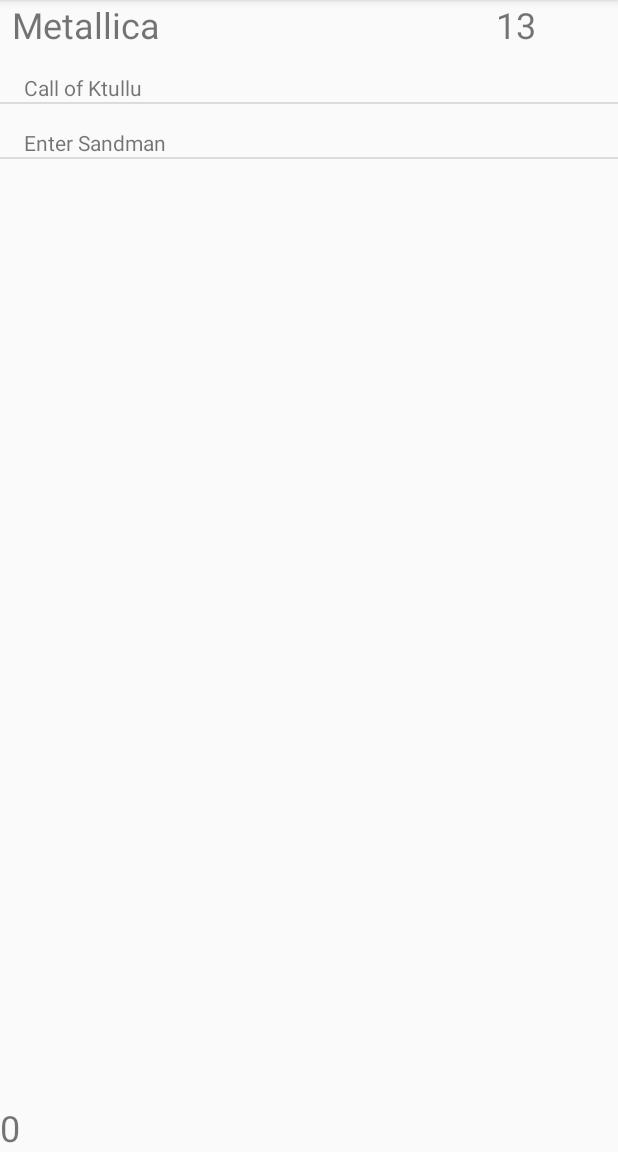
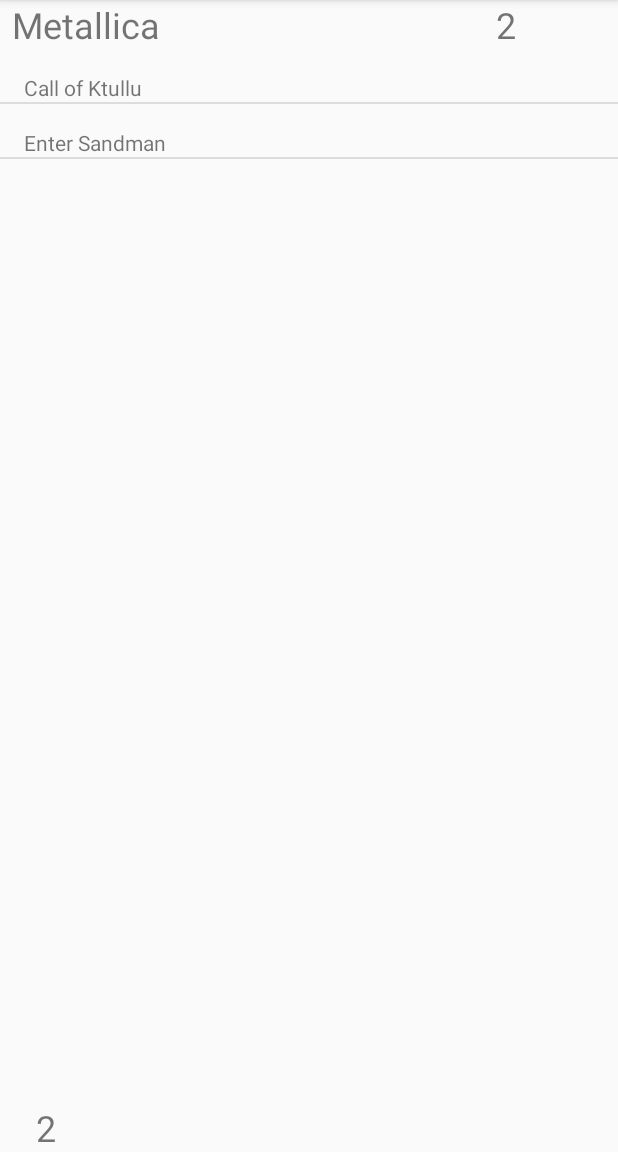
Before and after one commit to wojtekno/WMPlayer, an Android app: the screen it shows after launch (SongListActivity), after a tap on "Metallica", on a phone screen of 412 x 824 dp, the part 84-1236 px from its top. Run offline under Robolectric (Android 15) with nearby library versions, the phone set to English and light mode, and no system bars.

Commit message:
Implement Parcelabel to Author.java and Song.java, pass it via intent

```diff
--- a/app/src/main/java/com/example/android/wmplayer/Author.java
+++ b/app/src/main/java/com/example/android/wmplayer/Author.java
@@ -14,24 +14,20 @@ public class Author implements Parcelable {
     private final String TAG = "Author.java";
     private String authorName;
     private int authorIndex;
-    private static int numberOfAuthors = 0;
-    private int numberOfTracks;
     private ArrayList<Song> songsOfAuthor;
 
     public Author(String name) {
         this.authorName = name;
-        this.authorIndex = numberOfAuthors;
         songsOfAuthor = new ArrayList<Song>();
-        numberOfAuthors++;
         Log.v(TAG, "public Author(String name):this.getAuthorIndex()): " + this.getAuthorIndex());
-        Log.v(TAG, "public Author(String name):Author.getNumberOfAuthors(): " + Author.getNumberOfAuthors());
     }
 
     protected Author(Parcel in) {
         authorName = in.readString();
         authorIndex = in.readInt();
-        numberOfTracks = in.readInt();
-            }
+        songsOfAuthor = in.createTypedArrayList(Song.CREATOR);
+
+    }
 
     public static final Creator<Author> CREATOR = new Creator<Author>() {
         @Override
@@ -49,24 +45,9 @@ public class Author implements Parcelable {
         return authorName;
     }
 
-    public static int getNumberOfAuthors() {
-        return numberOfAuthors;
-    }
 
     public int getAuthorIndex() {
         return authorIndex;
-    }
-
-    public int getNumberOfTracks() {
-        return numberOfTracks;
-    }
-
-    public void setNumberOfTracks(int numberOfTracks) {
-        this.numberOfTracks = numberOfTracks;
-    }
-
-    public static void resetNumberOfAuthors() {
-        numberOfAuthors = 0;
     }
 
     public void addSong(Song song) {
@@ -90,6 +71,7 @@ public class Author implements Parcelable {
     public void writeToParcel(Parcel parcel, int i) {
         parcel.writeString(authorName);
         parcel.writeInt(authorIndex);
-        parcel.writeInt(numberOfTracks);
-            }
+        parcel.writeTypedList(songsOfAuthor);
+//        parcel.writeInt(numberOfTracks);
+    }
 }
--- a/app/src/main/java/com/example/android/wmplayer/AuthorListAdapter.java
+++ b/app/src/main/java/com/example/android/wmplayer/AuthorListAdapter.java
@@ -27,7 +27,7 @@ public class AuthorListAdapter extends ArrayAdapter<Author> {
 
     @NonNull
     @Override
-    public View getView(int position, @Nullable View convertView, @NonNull ViewGroup parent) {
+    public View getView(final int position, @Nullable View convertView, @NonNull ViewGroup parent) {
 
         // Check if the existing view is being reused, otherwise inflate the view
         View listItemView = convertView;
@@ -41,17 +41,13 @@ public class AuthorListAdapter extends ArrayAdapter<Author> {
 
         // Find the TextView in the list_item.xml layout with the ID version_name
         TextView authorsName = (TextView) listItemView.findViewById(R.id.authors_name_tv);
-        // Get the version name from the current AndroidFlavor object and
-        // set this text on the name TextView
         authorsName.setText(currentAuthor.getAuthorName());
 
-        //TODO implementować tu czy w MainActivity?  implement it here or in MainActivity?
-        //TODO jakie param przekazać?  what params to pass?
-        authorsName.setOnClickListener(new View.OnClickListener() {
+
+        listItemView.setOnClickListener(new View.OnClickListener() {
             @Override
             public void onClick(View view) {
-//                callback.onItemClick(getPosition(currentAuthor), currentAuthor);
-            callback.onItemClick(getPosition(currentAuthor));
+                callback.onItemClick(position);
             }
         });
         // Find the TextView in the list_item.xml layout with the ID version_number
@@ -59,14 +55,6 @@ public class AuthorListAdapter extends ArrayAdapter<Author> {
         // Get the version number from the current AndroidFlavor object and
         // set this text on the number TextView
         numberOfTracks.setText(String.valueOf(currentAuthor.getSongsOfAuthor().size()));
-//        numberOfTracks.setText("6");
-
-
-//        // Find the ImageView in the list_item.xml layout with the ID list_item_icon
-//        ImageView iconView = (ImageView) listItemView.findViewById(R.id.list_item_icon);
-//        // Get the image resource ID from the current AndroidFlavor object and
-//        // set the image to iconView
-//        iconView.smageResource(currentAuthor.getImageResourceId());
 
         // Return the whole list item layout (containing 2 TextViews and an ImageView)
         // so that it can be shown in the ListView
@@ -77,7 +65,7 @@ public class AuthorListAdapter extends ArrayAdapter<Author> {
 
     //TODO what params to pass?
     public interface OnAuthorItemClickListener {
-//        public void onItemClick(int position, Author currentAuthor);
+        //        public void onItemClick(int position, Author currentAuthor);
         void onItemClick(int position);
 
     }
--- a/app/src/main/java/com/example/android/wmplayer/MainActivity.java
+++ b/app/src/main/java/com/example/android/wmplayer/MainActivity.java
@@ -3,7 +3,7 @@ package com.example.android.wmplayer;
 import android.content.Intent;
 import android.os.Bundle;
 import android.support.v7.app.AppCompatActivity;
-import android.util.Log;
+import android.view.View;
 import android.widget.GridView;
 import android.widget.TextView;
 
@@ -14,12 +14,12 @@ public class MainActivity extends AppCompatActivity {
     ArrayList<Author> authorDB;
     ArrayList<Song> songDB;
     MusicLibrary musicLibrary;
-
+    Song nowPlayingSong;
+    TextView nowPlayingTV;
     @Override
     protected void onCreate(Bundle savedInstanceState) {
         super.onCreate(savedInstanceState);
         setContentView(R.layout.activity_main);
-
 
 
         musicLibrary = new MusicLibrary();
@@ -30,50 +30,27 @@ public class MainActivity extends AppCompatActivity {
 
         authorDB = musicLibrary.getAuthorDB();
 
-        TextView testTV = findViewById(R.id.now_playing_tv);
-        testTV.setText(String.valueOf(authorDB.size())+ String.valueOf(authorDB.get(1).getSongsOfAuthor().size()));
-//        authorDB.add(new Author("BonJovi", 13));
-//        authorDB.add(new Author("Republika"));
-//        Log.v(TAG, "authorDB.get(0): " + authorDB.get(0).getAuthorIndex());
-//        Log.v(TAG, "authorDB.get(1): " + authorDB.get(1).getAuthorIndex());
-//        musicLibrary.updateMusicLibrary();
-//        System.out.println(TAG);
-//        for (Author author : authorDB) {
-//            System.out.println(author.getAuthorName());
-//        }
-//        musicLibrary.printLibrary();
-
+        nowPlayingTV = findViewById(R.id.now_playing_tv);
+        nowPlayingTV.setText(String.valueOf(authorDB.size()) + String.valueOf(authorDB.get(1).getSongsOfAuthor().size()));
 
         AuthorListAdapter authorListAdapter = new AuthorListAdapter(this, authorDB, new AuthorListAdapter.OnAuthorItemClickListener() {
 
-            //TODO implementować tu, czy w adapterze?  implement it here or in AuthorListAdapter?
             @Override
             public void onItemClick(int position) {
-//                Toast.makeText(MainActivity.this, "Toast w MainActivity", Toast.LENGTH_SHORT).show();
                 Intent i = new Intent(MainActivity.this, SongListActivity.class);
-//                i.putExtra("name", authorDB.get(position).getAuthorName());
-//                i.putExtra("numberOfTracks", authorDB.get(position).getNumberOfTracks());
-//                i.putExtra("position", position);
-                i.putParcelableArrayListExtra("authorDB", authorDB.get(position).getSongsOfAuthor());
+                //put Author into Extra
                 i.putExtra("author", authorDB.get(position));
-                Log.v(TAG, "number of tracks: " + authorDB.get(position).getNumberOfTracks());
+//                i.putParcelableArrayListExtra("authorDB", authorDB.get(position).getSongsOfAuthor());
+                i.putExtra("nPSong", nowPlayingSong);
                 startActivity(i);
             }
         });
         GridView authorGridView = findViewById(R.id.authorlist_gv);
         authorGridView.setAdapter(authorListAdapter);
 
-        //how to findView from outside the activit??
-//        TextView authorsListLayout = (TextView) findViewById(R.id.authors_name_tv);
-//        authorsListLayout.setOnClickListener(new View.OnClickListener() {
-//            @Override
-//            public void onClick(View view) {
-//                Toast.makeText(MainActivity.this, "lala", Toast.LENGTH_SHORT).show();
-//                Intent i = new Intent(MainActivity.this, SongListActivity.class);
-//                startActivity(i);
-//            }
-//        });
-
+        if(nowPlayingSong == null) {
+            nowPlayingTV.setVisibility(View.GONE);
+        }
     }
 
 
--- a/app/src/main/java/com/example/android/wmplayer/MusicLibrary.java
+++ b/app/src/main/java/com/example/android/wmplayer/MusicLibrary.java
@@ -12,14 +12,14 @@ public class MusicLibrary {
 
     private final String TAG = "MusicLibrary.java";
     //ArrayList of all @Author
-    private static ArrayList<Author> authorDB;
+    private ArrayList<Author> authorDB;
+    private Song nowPlayingSong;
 
     public MusicLibrary() {
         authorDB = new ArrayList<Author>();
-        Author.resetNumberOfAuthors();
     }
 
-    public static ArrayList<Author> getAuthorDB() {
+    public ArrayList<Author> getAuthorDB() {
         return authorDB;
     }
 
@@ -43,7 +43,6 @@ public class MusicLibrary {
             //compare song's author with existing in the library
             if (song.getAuthor().toLowerCase().equals(author.getAuthorName().toLowerCase())) {
                 authorDB.get(authorIndex).addSong(song);
-                author.setNumberOfTracks(author.getSongsOfAuthor().size());
                 isAuthor = true;
                 Log.v(TAG, "updateMusicLibrary(Song song) song added ");
                 break;
@@ -56,55 +55,15 @@ public class MusicLibrary {
 
     }
 
-//    //TODO how shuld this look like?
-//    /*
-//    create MusicLibrary - put each @song of the same @author to the same ArrayList
-//     */
-//    private void updateMusicLibrary() {
-//        int authorIndex;
-//        for (Song song : songDB) {
-//            boolean isAuthor = false;
-//            for (Author author : authorDB) {
-//                authorIndex = author.getAuthorIndex();
-//                //compare song's author with existing in the library
-//                if (song.getAuthor().toLowerCase().equals(author.getAuthorName().toLowerCase())) {
-//                    musicLibrary.get(authorIndex).add(song);
-//                    author.setNumberOfTracks(musicLibrary.get(authorIndex).size());
-//                    isAuthor = true;
-//                    break;
-//                }
-//            }
-//            if (!isAuthor) {
-//                createAuthor(song);
-//
-//            }
-//        }
-//    }
-
     /*
      Create @author, assign it's id in MusicLibrary and add the author to @authorDB
      */
     private void createAuthor(Song song) {
-        int lastIndex;
-        Log.v(TAG, "before: createAuthor(Song song): Author.getNumberOfAuthors(): " + Author.getNumberOfAuthors());
         authorDB.add(new Author(song.getAuthor()));
-        lastIndex = Author.getNumberOfAuthors() - 1;
-        authorDB.get(lastIndex).addSong(song);
-//        authorDB.get(lastIndex).setNumberOfTracks(getAuthorDB().size());
-        Log.v(TAG, "after: createAuthor(Song song): Author.getNumberOfAuthors(): " + Author.getNumberOfAuthors());
+        authorDB.get(authorDB.size()-1).addSong(song);
     }
 
-//    public void printLibrary() {
-//        System.out.println(TAG);
-//        System.out.println(TAG);
-//        for (Song author : songDB) {
-//            System.out.println(author.getTitle());
-//        }
-//        for (Author author : authorDB) {
-//            System.out.println(author.getAuthorName());
-//        }
-//    }
-
+    //TODO use it in MainActivity
     private int totalNumberOfSongs() {
         int total = 0;
         for (Author author : authorDB) {
@@ -114,4 +73,12 @@ public class MusicLibrary {
         }
         return total;
     }
+
+    public Song getNowPlayingSong() {
+        return nowPlayingSong;
+    }
+
+    public void setNowPlayingSong(Song nowPlayingSong) {
+        this.nowPlayingSong = nowPlayingSong;
+    }
 }
--- a/app/src/main/java/com/example/android/wmplayer/PlayingNowActivity.java
+++ b/app/src/main/java/com/example/android/wmplayer/PlayingNowActivity.java
@@ -4,10 +4,7 @@ import android.os.Bundle;
 import android.support.v7.app.AppCompatActivity;
 import android.widget.TextView;
 
-import java.util.ArrayList;
-
 public class PlayingNowActivity extends AppCompatActivity {
-    ArrayList<Song> authorSong;
     Song song;
 
     @Override
@@ -15,18 +12,12 @@ public class PlayingNowActivity extends AppCompatActivity {
         super.onCreate(savedInstanceState);
         setContentView(R.layout.activity_playing_now);
 
-        song = getIntent().getExtras().getParcelable("song");
-
-//        int songId = getIntent().getIntExtra("position", 0);
-//        int authorId = getIntent().getIntExtra("authorId", 0);
-//        authorSong = MusicLibrary.getAuthorDB().get(authorId).getSongsOfAuthor();
+        song = getIntent().getParcelableExtra("song");
 
         TextView author = findViewById(R.id.author_tv);
-//        author.setText(authorSong.get(0).getAuthor());
         author.setText(song.getAuthor());
 
         TextView title = findViewById(R.id.title_tv);
-//        title.setText(authorSong.get(songId).getTitle());
         title.setText(song.getTitle());
 
     }
--- a/app/src/main/java/com/example/android/wmplayer/SongListActivity.java
+++ b/app/src/main/java/com/example/android/wmplayer/SongListActivity.java
@@ -12,45 +12,37 @@ import java.util.ArrayList;
 //TODO how to pass Arraylists from MusicLibrary to this class?
 public class SongListActivity extends AppCompatActivity {
     private final String TAG = "SongListActivity";
-    ArrayList<Song> authorSong;
-    int authorId;
+    ArrayList<Song> songsOfAuthor;
     String authorName;
     Author author;
+    Song nowPlayingSOng;
     @Override
     protected void onCreate(Bundle savedInstanceState) {
         super.onCreate(savedInstanceState);
         setContentView(R.layout.activity_song_list);
-
+        nowPlayingSOng = getIntent().getParcelableExtra("nPSong");
         author = getIntent().getExtras().getParcelable("author");
         authorName = author.getAuthorName();
-        authorSong = getIntent().getParcelableArrayListExtra("authorDB");
-        Log.v(TAG, "author name and song1: " + authorName + authorSong.get(0));
-//        authorId = getIntent().getIntExtra("position", 0);
-//        authorName = getIntent().getStringExtra("name");
-//        authorSong = MusicLibrary.getAuthorDB().get(authorId).getSongsOfAuthor();
+        songsOfAuthor = author.getSongsOfAuthor();
+        Log.v(TAG, "author.getsongs.get1: " + authorName + songsOfAuthor.get(0).getTitle());
 
         ListView listView = findViewById(R.id.songlist_lv);
 
-        TextView playingNow = (TextView) findViewById(R.id.now_playing_sl_tv);
-        playingNow.setText(String.valueOf(getIntent().getIntExtra("numberOfTracks", 0)));
+        TextView playingNow = (TextView) findViewById(R.id.now_playing_tv);
+        playingNow.setText(String.valueOf(songsOfAuthor.size()));
 
         TextView authorNameTV = findViewById(R.id.author_tv);
         authorNameTV.setText(authorName);
 
         TextView numberOfTracksTV = findViewById(R.id.number_of_tracks_tv);
-        numberOfTracksTV.setText("13");
+        numberOfTracksTV.setText(String.valueOf(songsOfAuthor.size()));
 
-//        TextView name = (TextView) findViewById(R.id.test_tv);
-//        name.setText(getIntent().getStringExtra("name"));
-
-        SongListAdapter songListAdapter = new SongListAdapter(SongListActivity.this, authorSong, new AuthorListAdapter.OnAuthorItemClickListener() {
+        final SongListAdapter songListAdapter = new SongListAdapter(SongListActivity.this, author.getSongsOfAuthor(), new AuthorListAdapter.OnAuthorItemClickListener() {
 
             @Override
             public void onItemClick(int position) {
                 Intent i = new Intent(SongListActivity.this, PlayingNowActivity.class);
-                i.putExtra("song", authorSong.get(position));
-//                i.putExtra("position", position);
-//                i.putExtra("authorId", authorId);
+                i.putExtra("song",songsOfAuthor.get(position));
                 startActivity(i);
 
             }
--- a/app/src/main/java/com/example/android/wmplayer/SongListAdapter.java
+++ b/app/src/main/java/com/example/android/wmplayer/SongListAdapter.java
@@ -37,11 +37,11 @@ public class SongListAdapter extends ArrayAdapter<Song> {
 
         final TextView songTitle = listItemView.findViewById(R.id.song_list_item_tv);
         songTitle.setText(currentSong.getTitle());
-        songTitle.setOnClickListener(new View.OnClickListener() {
+      listItemView.setOnClickListener(new View.OnClickListener() {
             @Override
             public void onClick(View view) {
                 callback.onItemClick(position);
-                songTitle.setText("one two three");
+//                songTitle.setText("one two three");
             }
         });
 
--- a/app/src/main/res/layout/activity_main.xml
+++ b/app/src/main/res/layout/activity_main.xml
@@ -4,19 +4,22 @@
     xmlns:tools="http://schemas.android.com/tools"
     android:layout_width="match_parent"
     android:layout_height="match_parent"
-    tools:context="com.example.android.wmplayer.MainActivity"
-    android:orientation="vertical">
-<GridView
-    android:id="@+id/authorlist_gv"
-    android:numColumns="2"
-    android:layout_width="match_parent"
-    android:layout_height="0dp"
-    android:layout_weight="1"></GridView>
+    android:orientation="vertical"
+    tools:context="com.example.android.wmplayer.MainActivity">
+
+    <GridView
+        android:id="@+id/authorlist_gv"
+        android:layout_width="match_parent"
+        android:layout_height="0dp"
+        android:layout_weight="1"
+        android:numColumns="2"></GridView>
+
     <TextView
         android:id="@+id/now_playing_tv"
         android:layout_width="match_parent"
         android:layout_height="wrap_content"
+        android:paddingLeft="24dp"
         android:text="Hello World!"
-       />
+        android:textSize="24sp" />
 
 </LinearLayout>
--- a/app/src/main/res/layout/activity_song_list.xml
+++ b/app/src/main/res/layout/activity_song_list.xml
@@ -35,10 +35,12 @@
 
 
     <TextView
-        android:id="@+id/now_playing_sl_tv"
+        android:id="@id/now_playing_tv"
         android:layout_width="match_parent"
         android:layout_height="wrap_content"
         android:textSize="24sp"
-        tools:text="now playing" />
+        tools:text="now playing"
+        android:paddingLeft="24dp"/>
+
 
 </LinearLayout>
```
